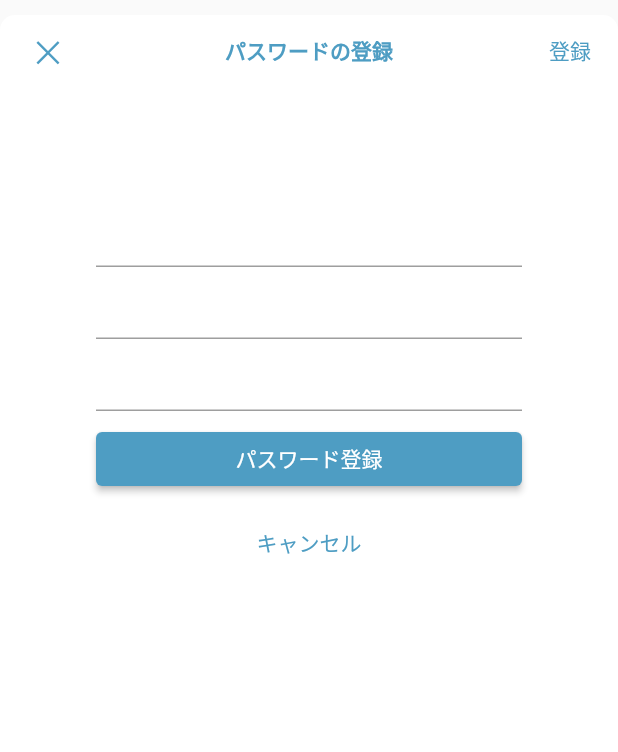
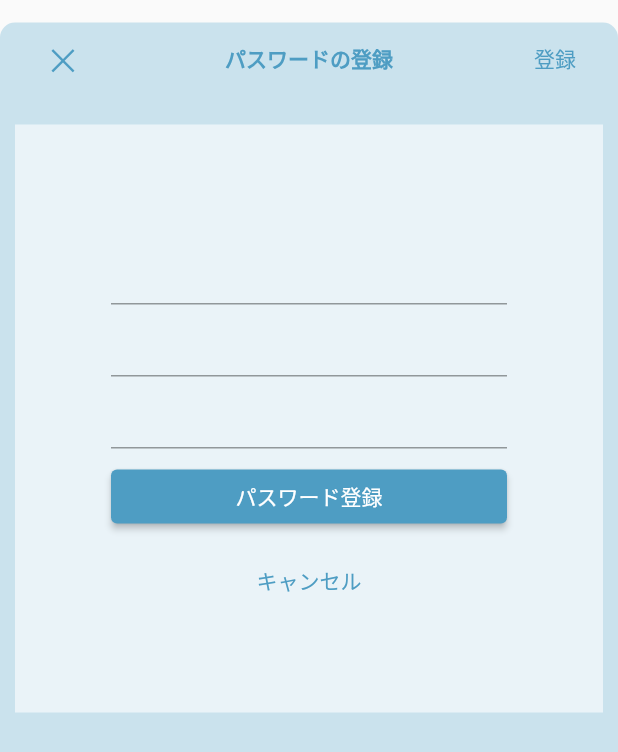
Before and after one commit to ten-revengineer/PasswordManagerApp, a Flutter app: the AccountRegist widget shown alone on an empty page, opened directly, on a phone screen of 412 x 824 dp. Shown: the top 752 px of the screen. Run offline on Flutter 3.47's test engine with Material 2 defaults, Android fonts, the phone set to English and light mode, and no system bars.

Commit message:
style:adjust the color and width in regist screen

```diff
--- a/lib/account_regist.dart
+++ b/lib/account_regist.dart
@@ -19,15 +19,16 @@ class _AccountRegistState extends State<AccountRegist> {
   @override
   Widget build(BuildContext context) {
     return Container(
+        padding: EdgeInsets.symmetric(horizontal: 10),
         height: double.infinity,
         decoration: const BoxDecoration(
-          color: Colors.white,
+          color: Color(0xFFCAE2ED),
           borderRadius: BorderRadius.only(
             topLeft: Radius.circular(10),
             topRight: Radius.circular(10),
           ),
         ),
-        margin: const EdgeInsets.only(top: 10),
+        margin: const EdgeInsets.only(top: 15),
         child: Column(children: <Widget>[
           Row(children: <Widget>[
             TextButton(
@@ -47,6 +48,8 @@ class _AccountRegistState extends State<AccountRegist> {
             ),
           ]),
           Container(
+              margin: const EdgeInsets.only(top: 20),
+              color: customSwatch[50],
               // 余白を付ける
               padding: const EdgeInsets.all(64),
               child: Column(
```
